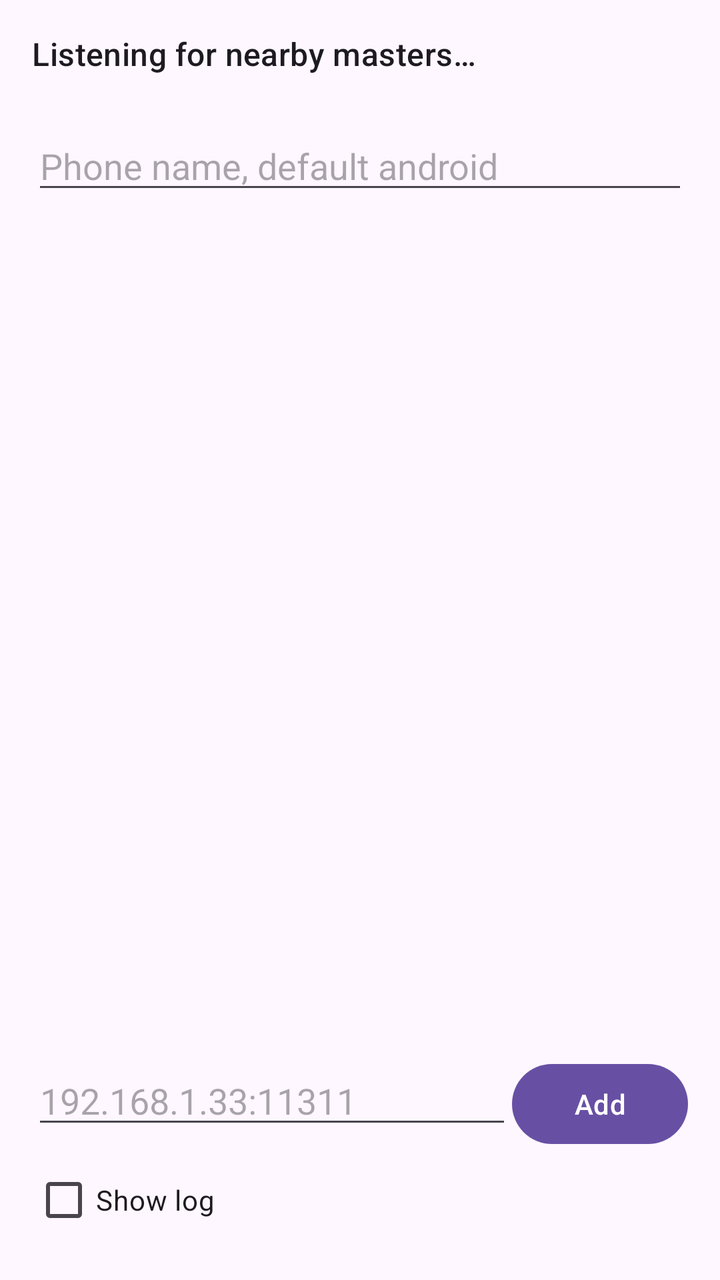
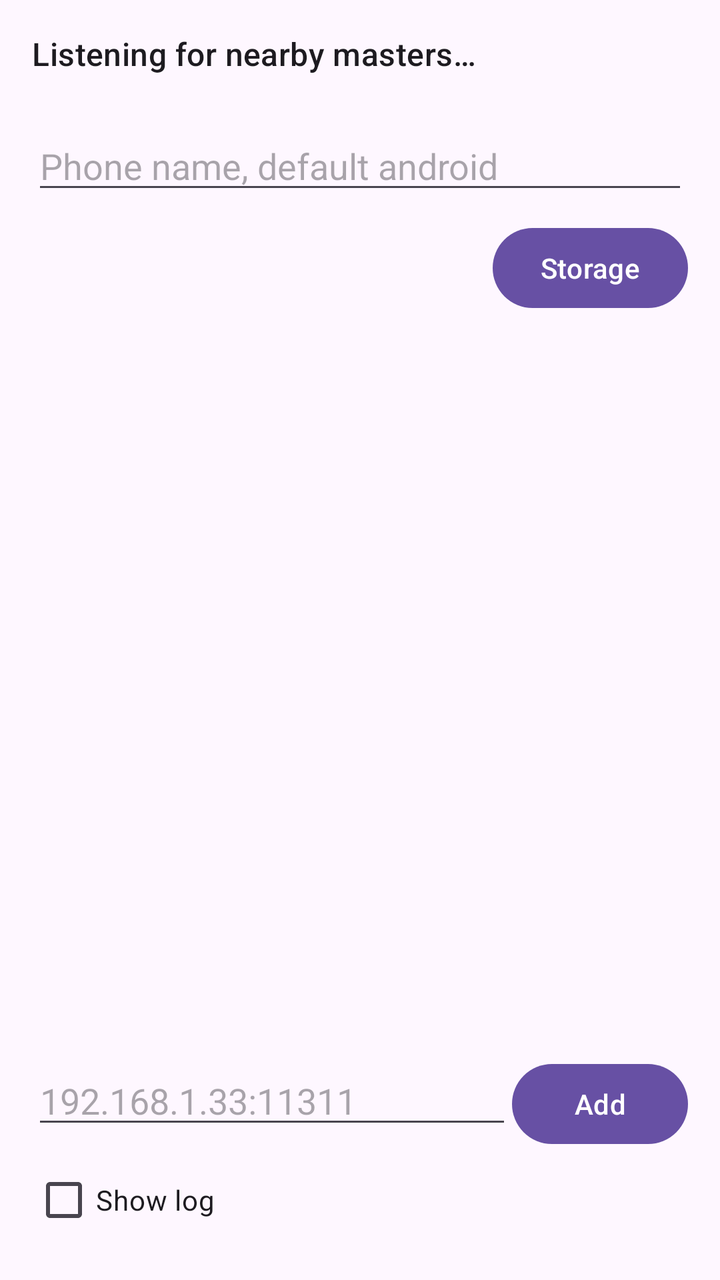

Two renders of the same Android screen: before a commit and after it. Below are the layout's source before the change and the commit's diff.
<!-- AndroidManifest.xml: application theme Theme.Grabbure -->
<!-- res/layout/activity_master.xml -->
<?xml version="1.0" encoding="utf-8"?>
<LinearLayout xmlns:android="http://schemas.android.com/apk/res/android"
    android:layout_width="match_parent"
    android:layout_height="match_parent"
    android:orientation="vertical"
    android:padding="16dp">

    <TextView
        android:id="@+id/status"
        android:layout_width="match_parent"
        android:layout_height="wrap_content"
        android:text="@string/listening"
        android:textAppearance="?attr/textAppearanceTitleMedium" />

    <TextView
        android:id="@+id/phoneAddress"
        android:layout_width="match_parent"
        android:layout_height="wrap_content"
        android:paddingTop="4dp"
        android:textAppearance="?attr/textAppearanceBodyMedium" />

    <EditText
        android:id="@+id/phoneName"
        android:layout_width="match_parent"
        android:layout_height="wrap_content"
        android:hint="@string/phone_name_hint"
        android:importantForAutofill="no"
        android:inputType="text"
        android:singleLine="true" />

    <androidx.recyclerview.widget.RecyclerView
        android:id="@+id/masters"
        android:layout_width="match_parent"
        android:layout_height="0dp"
        android:layout_marginTop="12dp"
        android:layout_weight="1"
        android:clipToPadding="false" />

    <LinearLayout
        android:layout_width="match_parent"
        android:layout_height="wrap_content"
        android:orientation="horizontal"
        android:paddingTop="8dp">

        <EditText
            android:id="@+id/manualMaster"
            android:layout_width="0dp"
            android:layout_height="wrap_content"
            android:layout_weight="1"
            android:hint="@string/master_hint"
            android:importantForAutofill="no"
            android:inputType="text"
            android:singleLine="true" />

        <Button
            android:id="@+id/addMaster"
            android:layout_width="wrap_content"
            android:layout_height="wrap_content"
            android:text="@string/add_master" />
    </LinearLayout>

    <CheckBox
        android:id="@+id/showLog"
        android:layout_width="match_parent"
        android:layout_height="wrap_content"
        android:text="@string/show_log" />

    <ScrollView
        android:id="@+id/logScroll"
        android:layout_width="match_parent"
        android:layout_height="160dp"
        android:visibility="gone">

        <TextView
            android:id="@+id/logView"
            android:layout_width="match_parent"
            android:layout_height="wrap_content"
            android:textSize="12sp"
            android:typeface="monospace" />
    </ScrollView>
</LinearLayout>
<!-- resources referenced by this layout -->
<resources>
  <string name="add_master">Add</string>
  <string name="listening">Listening for nearby masters…</string>
  <string name="master_hint">192.168.1.33:11311</string>
  <string name="phone_name_hint">Phone name, default android</string>
  <string name="show_log">Show log</string>
  <style name="Theme.Grabbure" parent="Theme.Material3.DayNight.NoActionBar" />
</resources>

<!-- the commit's change to res/layout/activity_master.xml (unified diff, before → after) -->
@@ -27,6 +27,27 @@
         android:importantForAutofill="no"
         android:inputType="text"
         android:singleLine="true" />
+
+    <LinearLayout
+        android:layout_width="match_parent"
+        android:layout_height="wrap_content"
+        android:gravity="center_vertical"
+        android:orientation="horizontal"
+        android:paddingTop="8dp">
+
+        <TextView
+            android:id="@+id/bagFolder"
+            android:layout_width="0dp"
+            android:layout_height="wrap_content"
+            android:layout_weight="1"
+            android:textAppearance="?attr/textAppearanceBodyMedium" />
+
+        <Button
+            android:id="@+id/chooseBagFolder"
+            android:layout_width="wrap_content"
+            android:layout_height="wrap_content"
+            android:text="@string/bag_folder" />
+    </LinearLayout>
 
     <androidx.recyclerview.widget.RecyclerView
         android:id="@+id/masters"
<!-- resource entries referenced after the edit -->
@@ -1,6 +1,7 @@
 <!-- resources referenced by this layout -->
 <resources>
   <string name="add_master">Add</string>
+  <string name="bag_folder">Storage</string>
   <string name="listening">Listening for nearby masters…</string>
   <string name="master_hint">192.168.1.33:11311</string>
   <string name="phone_name_hint">Phone name, default android</string>
